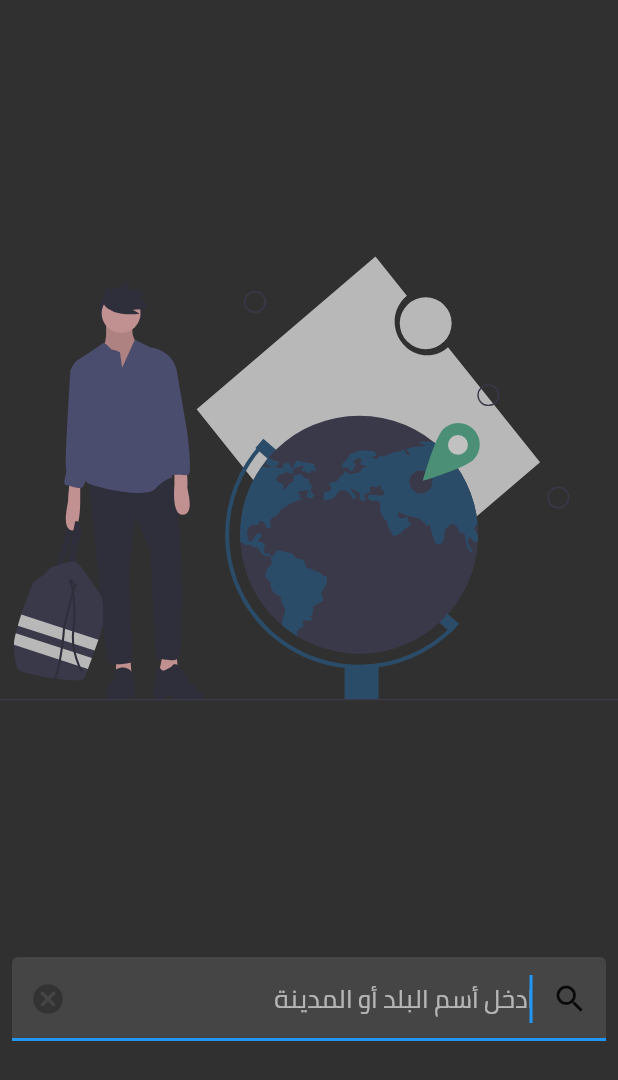
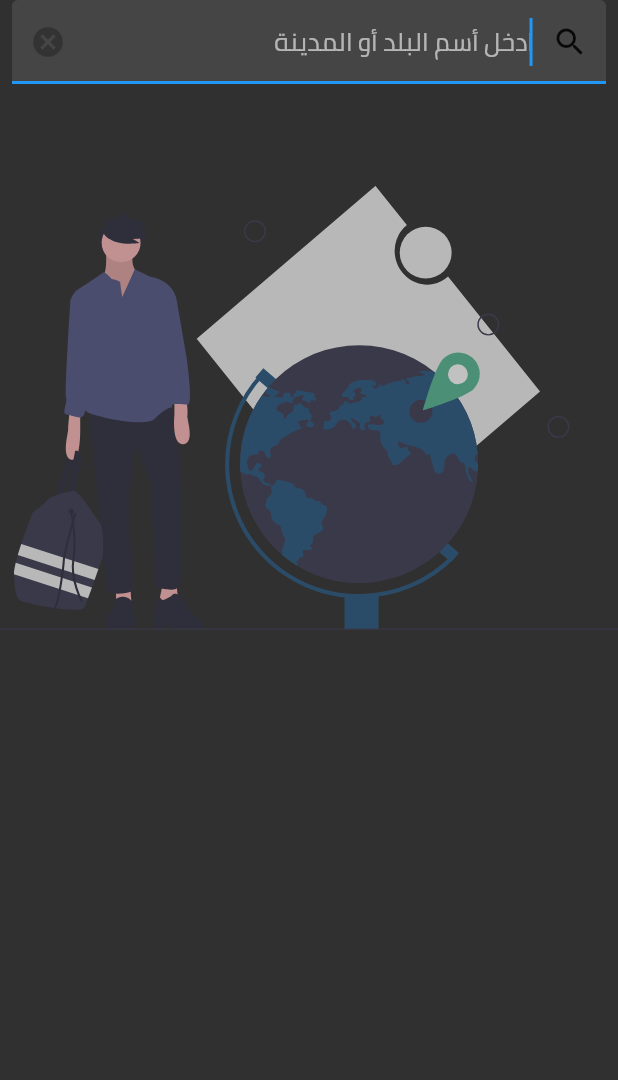
Before and after one commit to MohammedSalehelShazly/the_news, a Flutter app: the Weather_input_cntry screen opened directly, on a phone screen of 412 x 824 dp. Shown: the top 1080 px of the screen. Run offline on Flutter 3.47's test engine with Material 2 defaults, Android fonts, the phone set to English and light mode, and no system bars; our stand-ins replace connectivity, flutter_phoenix, flutter_svg, shared_preferences, sqflite, toast; accounts and stored records are empty; statements that could not run were skipped.

Commit message:
'removeLogi2'

```diff
--- a/lib/screens/weather_input_cntry.dart
+++ b/lib/screens/weather_input_cntry.dart
@@ -43,16 +43,7 @@ class _Weather_input_cntryState extends State<Weather_input_cntry> {
         body: Column(
           children: <Widget>[
 
-            if(weatherService.searchResult.isEmpty)
-              Opacity(
-                opacity: 0.7,
-                child: Center(
-                  child: SvgPicture.asset(
-                      'assets/images/searchImg.svg',
-                      semanticsLabel: 'search'
-                  ),
-                ),
-              ),
+
 
 
             Padding(
@@ -85,6 +76,19 @@ class _Weather_input_cntryState extends State<Weather_input_cntry> {
               ),
             ),
 
+
+            if(weatherService.searchResult.isEmpty)
+              Opacity(
+                opacity: 0.7,
+                child: Center(
+                  child: SvgPicture.asset(
+                      'assets/images/searchImg.svg',
+                      semanticsLabel: 'search',
+                    height: responsive.responsiveHigh(context, .5),
+                  ),
+                ),
+              ),
+
             Expanded(
               child: ListView.builder(
                 physics: BouncingScrollPhysics(),
```
